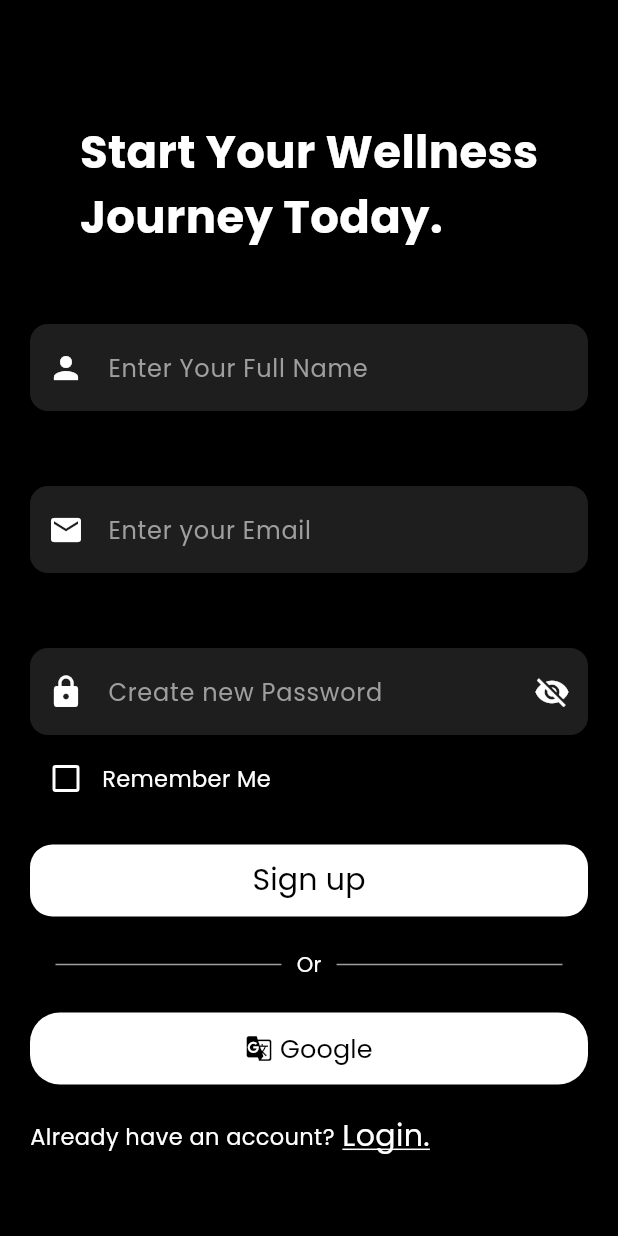
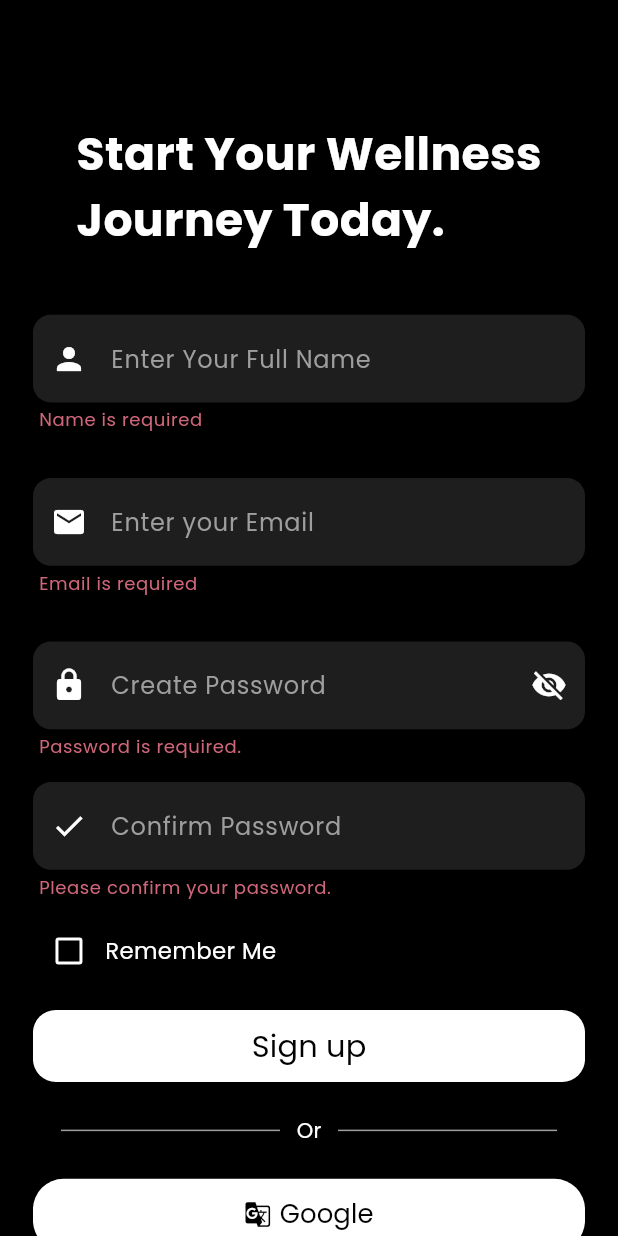
Before and after one commit to Shreejesh10/wellness_app, a Flutter app: the SignupScreen screen opened by its route, after a tap on "Sign up", on a phone screen of 412 x 824 dp. Run offline on Flutter 3.47's test engine with Material 3 defaults, Android fonts, the phone set to English and light mode, and no system bars; our stand-ins replace dotted_border, firebase_auth, firebase_core, flutter_screenutil, google_sign_in; accounts and stored records are empty.

Commit message:
feature/changepassword and add health tips completed

```diff
--- a/lib/core/route_config/route_config.dart
+++ b/lib/core/route_config/route_config.dart
@@ -1,7 +1,9 @@
 import 'package:flutter/material.dart';
 import 'package:wellness_app/core/route_config/route_names.dart';
 import 'package:wellness_app/features/add_items/add_category.dart';
+import 'package:wellness_app/features/add_items/add_healthtips.dart';
 import 'package:wellness_app/features/add_items/add_quotes.dart';
+import 'package:wellness_app/features/auth/change_password.dart';
 import 'package:wellness_app/features/dashboard/adminDashboard.dart';
 import 'package:wellness_app/preference.dart';
 import 'package:wellness_app/features/dashboard/profile.dart';
@@ -58,6 +60,14 @@ class RouteConfig {
         return MaterialPageRoute(
             builder:(_) => AddQuotesScreen()
         );
+      case RoutesName.addHealthTipsScreen:
+        return MaterialPageRoute(
+            builder:(_) => AddHealthTips()
+        );
+      case RoutesName.changePasswordScreen:
+        return MaterialPageRoute(
+            builder:(_) => ChangePasswordScreen()
+        );
 
         default:
           return _errorRoute();
--- a/lib/core/route_config/route_names.dart
+++ b/lib/core/route_config/route_names.dart
@@ -15,5 +15,7 @@ class RoutesName {
   static const String adminDashboardScreen = '/admin_dashboard-screen';
   static const String addCategoryScreen = '/add-category-screen';
   static const String addQuotesScreen = '/add-quotes-screen';
+  static const String addHealthTipsScreen = '/add-health-tips-screen';
+  static const String changePasswordScreen = '/change-password-screen';
   static AuthRouteName get auth => AuthRouteName(); //getter for login, signup, forgot password and change password
 }
--- a/lib/features/auth/login.dart
+++ b/lib/features/auth/login.dart
@@ -20,13 +20,12 @@ class _LoginScreenState extends State<LoginScreen> {
   final _emailController = TextEditingController();
   bool _rememberMe = false;
   bool _passwordVisibility = false;
-  final _adminPanel = false;
 
   @override
   Widget build(BuildContext context) {
     return Scaffold(
       body: SafeArea(
-        child: Padding(
+        child: SingleChildScrollView(
           padding: EdgeInsets.symmetric(horizontal: 10.w, vertical: 20.h),
           child: Form(
             key: _formKey,
--- a/lib/features/auth/signup.dart
+++ b/lib/features/auth/signup.dart
@@ -1,5 +1,7 @@
 import 'package:flutter/material.dart';
+import 'package:flutter_screenutil/flutter_screenutil.dart';
 import 'package:wellness_app/features/auth/login.dart';
+import '../../core/route_config/route_names.dart';
 
 class SignupScreen extends StatefulWidget {
   const SignupScreen({super.key});
@@ -9,185 +11,223 @@ class SignupScreen extends StatefulWidget {
 }
 
 class _SignupScreenState extends State<SignupScreen> {
-  bool _passwordVisibility = false;
+  final _formKey = GlobalKey<FormState>();
+  final _emailController = TextEditingController();
+  final _nameController = TextEditingController();
+  final _passwordController = TextEditingController();
+  final _confirmPasswordController = TextEditingController();
   bool _rememberMe = false;
+  bool _passwordVisible = false;
+
+  @override
+  void dispose() {
+    _emailController.dispose();
+    _nameController.dispose();
+    _passwordController.dispose();
+    _confirmPasswordController.dispose();
+    super.dispose();
+  }
+
   @override
   Widget build(BuildContext context) {
     return Scaffold(
       body: SafeArea(
+        child: Padding(
+          padding: EdgeInsets.symmetric(horizontal: 20.w),
+          child: Form(
+            key: _formKey,
             child: SingleChildScrollView(
-            padding: EdgeInsets.symmetric(horizontal: 20),
               child: Column(
                 children: [
-                SizedBox(height: 80,),
-                Center(
-                  child: Text(
+                  SizedBox(height: 80.h),
+                  Text(
                     "Start Your Wellness\nJourney Today.",
-                    style: TextStyle(
-                      fontSize: 30,
-                      fontWeight: FontWeight.w600,
-                    ),
+                    style:
+                    TextStyle(fontSize: 30.sp, fontWeight: FontWeight.w600),
                     textAlign: TextAlign.left,
                   ),
-                ),
-                SizedBox(height: 50,),
-                SizedBox(
-                  child:TextFormField(
+                  SizedBox(height: 40.h),
+
+                  /// Name Field
+                  TextFormField(
+                    controller: _nameController,
+                    validator: (value) {
+                      if (value == null || value.isEmpty) {
+                        return "Name is required";
+                      }
+                      return null;
+                    },
                     decoration: InputDecoration(
                       hintText: "Enter Your Full Name",
                       prefixIcon: Icon(Icons.person),
-                        contentPadding: EdgeInsets.symmetric(vertical: 17),
+                      contentPadding: EdgeInsets.symmetric(vertical: 17.h),
                     ),
                   ),
-                ),
-                SizedBox(height: 50,),
-                SizedBox(
-                  child: TextFormField(
+                  SizedBox(height: 30.h),
+
+                  /// Email Field
+                  TextFormField(
+                    controller: _emailController,
+                    validator: (value) {
+                      if (value == null || value.isEmpty) {
+                        return "Email is required";
+                      } else if (!RegExp(r'^[\w-\.]+@([\w-]+\.)+[\w-]{2,4}$')
+                          .hasMatch(value)) {
+                        return 'Please enter a valid email address';
+                      }
+                      return null;
+                    },
                     decoration: InputDecoration(
                       hintText: "Enter your Email",
                       prefixIcon: Icon(Icons.email),
-                        contentPadding: EdgeInsets.symmetric(vertical: 17)
+                      contentPadding: EdgeInsets.symmetric(vertical: 17.h),
                     ),
                   ),
-                ),
-                SizedBox(height: 50,),
-                SizedBox(
-                  child: TextFormField(
-                    obscureText: !_passwordVisibility,
+                  SizedBox(height: 30.h),
+
+                  _changePasswordField(_passwordController, "Create Password"),
+
+                  SizedBox(height: 15.h),
+
+                  /// Confirm Password Field
+                  TextFormField(
+                    controller: _confirmPasswordController,
+                    obscureText: true,
+                    validator: (value) {
+                      if (value == null || value.isEmpty) {
+                        return 'Please confirm your password.';
+                      } else if (value != _passwordController.text) {
+                        return 'Passwords do not match.';
+                      }
+                      return null;
+                    },
                     decoration: InputDecoration(
-                      hintText: "Create new Password",
-                      prefixIcon: Icon(Icons.lock),
-                        suffixIcon: IconButton(
-                            onPressed: (){
-                              setState(() {
-                                _passwordVisibility = !_passwordVisibility;
-                              });
-                            },
-                            icon:Icon(_passwordVisibility? Icons.visibility: Icons.visibility_off) ),
-                        contentPadding: EdgeInsets.symmetric(vertical: 17)
+                      hintText: 'Confirm Password',
+                      prefixIcon: Icon(Icons.done),
+                      contentPadding: EdgeInsets.symmetric(vertical: 17.h),
                     ),
                   ),
-                ),
-                SizedBox(height: 5,),
-                Row(
-                  mainAxisAlignment: MainAxisAlignment.spaceBetween,
-                  children: [
+                  SizedBox(height: 10.h),
+
+                  /// Remember Me
                   Row(
                     children: [
                       Checkbox(
-                            checkColor: Colors.black,
-
-                            fillColor: WidgetStateColor.resolveWith((Set<WidgetState> states){
-                              if (states.contains(WidgetState.selected)) {
-                                return Colors.white; //bg when checked
-                              }
-                              return Colors.black; //bg when unchecked
-                            }),
                         value: _rememberMe,
-                            onChanged: (value){
+                        onChanged: (value) {
                           setState(() {
                             _rememberMe = value!;
                           });
-                            }
+                        },
+                        activeColor: Colors.white,
                       ),
-                        Text("Remember Me",
-                        style: TextStyle(fontSize: 15),),
-                      ],
-                    )
+                      Text("Remember Me", style: TextStyle(fontSize: 15.sp)),
                     ],
                   ),
-                const SizedBox(height: 20),
+                  SizedBox(height: 15.h),
+
+                  /// Sign Up Button
                   SizedBox(
-                  width: 380,
+                    width: double.infinity,
                     child: Container(
                       decoration: BoxDecoration(
                         color: Colors.white,
-                      borderRadius: BorderRadius.circular(15),
+                        borderRadius: BorderRadius.circular(15.r),
                       ),
                       child: TextButton(
-                      onPressed: () {},
+                        onPressed: () {
+                          FocusScope.of(context).unfocus();
+                          if (_formKey.currentState!.validate()) {
+
+
+                            // Navigate to login screen
+                            Navigator.pushNamed(context, RoutesName.loginScreen);
+                          }
+                        },
                         child: Text(
                           "Sign up",
-                        style: TextStyle(color: Colors.black, fontSize: 20),
+                          style:
+                          TextStyle(color: Colors.black, fontSize: 20.sp),
                         ),
                       ),
                     ),
                   ),
-                const SizedBox(height: 22),
+                  SizedBox(height: 22.h),
+
+                  /// Divider
                   Row(
                     children: [
-                    const Expanded(
+                      Expanded(
                         child: Divider(
                           color: Colors.grey,
                           thickness: 1,
-                        indent: 17, //spacing before line
-                        endIndent: 10, //spacing after line
+                          indent: 17.w,
+                          endIndent: 10.w,
                         ),
                       ),
                       const Text('Or'),
-                    const Expanded(
+                      Expanded(
                         child: Divider(
                           color: Colors.grey,
                           thickness: 1,
-                        indent: 10,
-                        endIndent: 17,
+                          indent: 10.w,
+                          endIndent: 17.w,
                         ),
                       ),
                     ],
                   ),
-                const SizedBox(height: 22),
+                  SizedBox(height: 22.h),
+
+                  /// Google Login
                   SizedBox(
-                  width: 380,
+                    width: double.infinity,
                     child: Container(
                       decoration: BoxDecoration(
                         color: Colors.white,
-                        borderRadius: BorderRadius.circular(20)
+                        borderRadius: BorderRadius.circular(20.r),
                       ),
                       child: TextButton(
                         onPressed: () {
-                        //logic for handling google login logic
+                          // Google login logic
                         },
                         child: Row(
                           mainAxisAlignment: MainAxisAlignment.center,
                           children: [
                             Icon(Icons.g_translate, color: Colors.black),
-                          SizedBox(width: 5),
+                            SizedBox(width: 5.w),
                             Text(
                               'Google',
                               style: TextStyle(
-                              color: Colors.black,
-                              fontSize: 17,
-                            ),
+                                  color: Colors.black, fontSize: 17.sp),
                             ),
                           ],
                         ),
                       ),
                     ),
                   ),
-                const SizedBox(height: 20,),
+                  SizedBox(height: 20.h),
+
+                  /// Already have account
                   Row(
+                    mainAxisAlignment: MainAxisAlignment.center,
                     children: [
-                    Row(
-                      children: [
-                        const Text("Already have an account?",
-                        style: TextStyle(
-                          fontSize: 15,
-                        ),),
-                      ],
-                    ),
-                    SizedBox(width: 5),
+                      const Text("Already have an account?"),
+                      SizedBox(width: 5.w),
                       GestureDetector(
                         onTap: () {
-                        Navigator.push(context,
-                          MaterialPageRoute(builder: (context)=> const LoginScreen()),
+                          Navigator.push(
+                            context,
+                            MaterialPageRoute(
+                              builder: (context) => const LoginScreen(),
+                            ),
                           );
                         },
-                      child:
-                      Text(
+                        child: Text(
                           "Login.",
                           style: TextStyle(
                             decoration: TextDecoration.underline,
-                          fontSize: 20,
+                            fontSize: 18.sp,
+                            color: Colors.blue,
                           ),
                         ),
                       )
@@ -195,7 +235,45 @@ class _SignupScreenState extends State<SignupScreen> {
                   ),
                 ],
               ),
-          )),
+            ),
+          ),
+        ),
+      ),
+    );
+  }
+
+  Widget _changePasswordField(TextEditingController controller, String hintText) {
+    return StatefulBuilder(
+      builder: (context, setState) {
+        return TextFormField(
+          controller: controller,
+          obscureText: !_passwordVisible,
+          validator: (value) {
+            if (value == null || value.isEmpty) {
+              return 'Password is required.';
+            } else if (value.length < 8) {
+              return 'Password must be at least 8 characters.';
+            }
+            return null;
+          },
+          decoration: InputDecoration(
+            hintText: hintText,
+            prefixIcon: const Icon(Icons.lock),
+            suffixIcon: IconButton(
+              icon: Icon(
+                _passwordVisible ? Icons.visibility : Icons.visibility_off,
+                color: Colors.white,
+              ),
+              onPressed: () {
+                setState(() {
+                  _passwordVisible = !_passwordVisible;
+                });
+              },
+            ),
+            contentPadding: EdgeInsets.symmetric(vertical: 17.h),
+          ),
+        );
+      },
     );
   }
 }
--- a/lib/features/dashboard/adminDashboard.dart
+++ b/lib/features/dashboard/adminDashboard.dart
@@ -55,7 +55,8 @@ class _AdminDashboardState extends State<AdminDashboard> {
                   count: "50",
                   text: "Total Health Tips",
                   onTap: () {
-                    //For Future
+                    Navigator.pushNamed(context,
+                        RoutesName.addHealthTipsScreen);
                   },
                 ),
                 SizedBox(height: 50.h),
--- a/lib/main.dart
+++ b/lib/main.dart
@@ -1,11 +1,13 @@
+import 'package:firebase_core/firebase_core.dart';
 import 'package:flutter/material.dart';
 import 'package:flutter_screenutil/flutter_screenutil.dart';
-
 import 'core/route_config/route_config.dart';
 import 'core/route_config/route_names.dart';
 import 'features/auth/login.dart';
 
-void main() {
+void main() async{
+  WidgetsFlutterBinding.ensureInitialized();
+  await Firebase.initializeApp();
   runApp(const WellnessApp());
 }
 
```
Also changed, not shown: lib/features/add_items/add_healthtips.dart (renamed from lib/features/add_items/add_quotes.dart, +49 -59 lines), lib/features/auth/change_password.dart (added, +155 -0 lines), lib/features/dashboard/dashboard.dart (+12 -3 lines), lib/features/dashboard/profile.dart (+6 -1 lines). Lines whose indentation alone changed are shown as unchanged.
